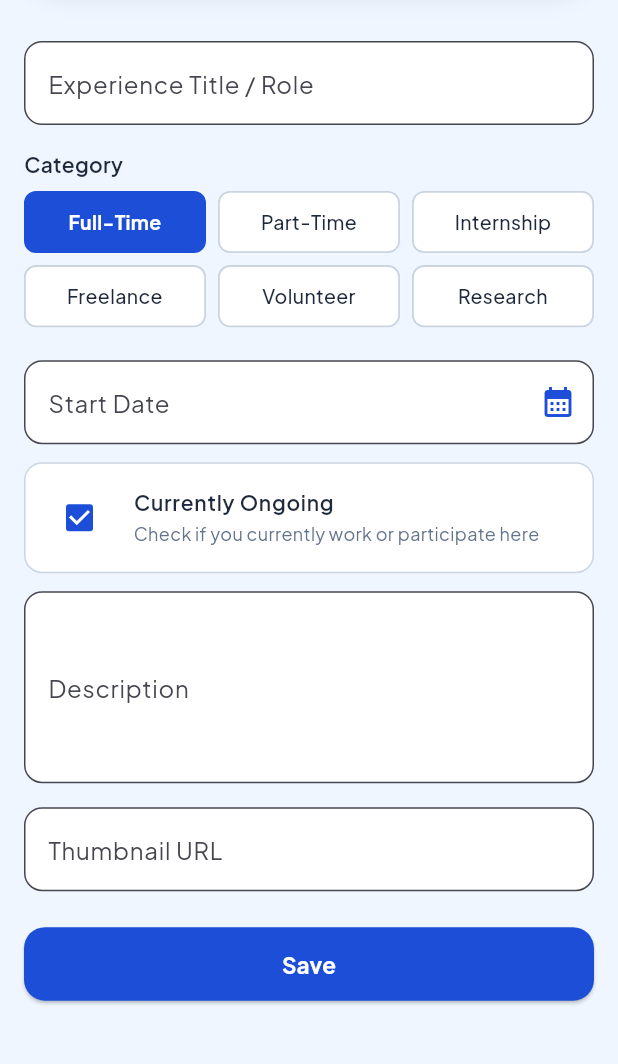
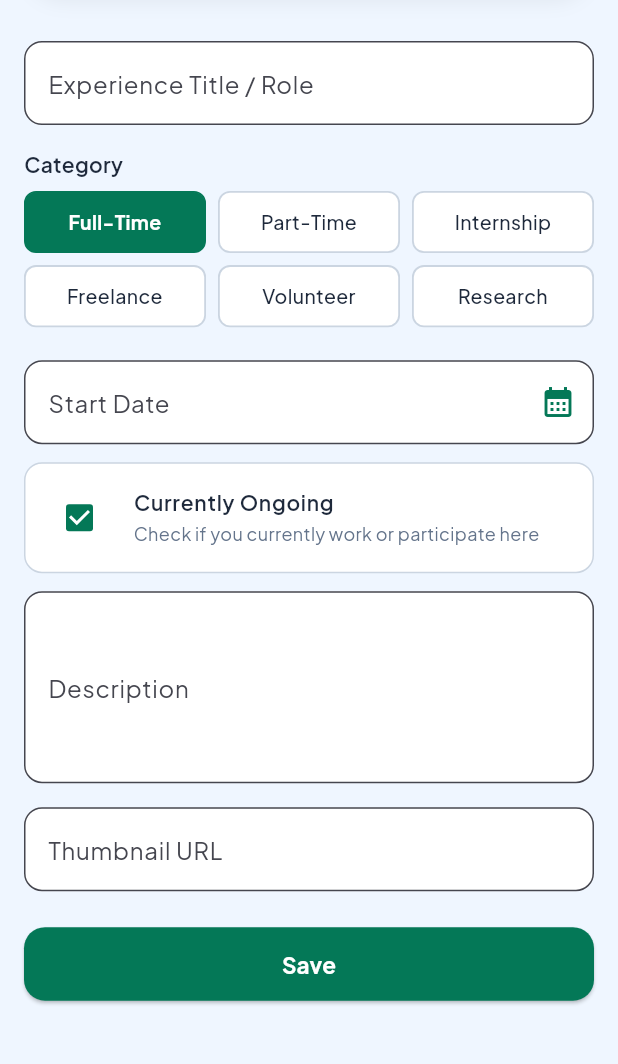
Before and after one commit to nurazizah56-dak/myportofolio_mobile, a Flutter app: the ExperienceFormPage screen opened by its route, on a phone screen of 412 x 824 dp, the part 100-1164 px from its top. Run offline on Flutter 3.47's test engine with Material 3 defaults, Android fonts, the phone set to English and light mode, and no system bars; our stand-ins replace go_router, google_fonts; generated files the repository leaves out were written again.

Commit message:
style(forms): harmonize education and experience form accents with module themes

```diff
--- a/lib/screens/education_form.dart
+++ b/lib/screens/education_form.dart
@@ -94,7 +94,7 @@ class _EducationFormPageState extends State<EducationFormPage> {
             ),
             title: const Row(
               children: [
-                Icon(Icons.check_circle, color: Color(0xFF38BDF8), size: 22),
+                Icon(Icons.check_circle, color: Color(0xFF1D4ED8), size: 22),
                 SizedBox(width: 8),
                 Flexible(
                   child: Text(
--- a/lib/screens/experience_form.dart
+++ b/lib/screens/experience_form.dart
@@ -110,7 +110,7 @@ class _ExperienceFormPageState extends State<ExperienceFormPage> {
             ),
             title: const Row(
               children: [
-                Icon(Icons.check_circle, color: Color(0xFF1D4ED8), size: 22),
+                Icon(Icons.check_circle, color: Color(0xFF047857), size: 22),
                 SizedBox(width: 8),
                 Flexible(
                   child: Text(
@@ -199,7 +199,7 @@ class _ExperienceFormPageState extends State<ExperienceFormPage> {
         return Theme(
           data: Theme.of(context).copyWith(
             colorScheme: const ColorScheme.light(
-              primary: Color(0xFF1D4ED8), // Royal Blue theme
+              primary: Color(0xFF047857), // Forest Emerald theme
               onPrimary: Colors.white,
               onSurface: Color(0xFF1E293B),
             ),
@@ -246,11 +246,11 @@ class _ExperienceFormPageState extends State<ExperienceFormPage> {
             padding: const EdgeInsets.symmetric(vertical: 10.0),
             alignment: Alignment.center,
             decoration: BoxDecoration(
-              color: isSelected ? const Color(0xFF1D4ED8) : Colors.white,
+              color: isSelected ? const Color(0xFF047857) : Colors.white,
               borderRadius: BorderRadius.circular(8.0),
               border: Border.all(
                 color: isSelected
-                    ? const Color(0xFF1D4ED8)
+                    ? const Color(0xFF047857)
                     : const Color(0xFFCBD5E1),
                 width: 1.2,
               ),
@@ -374,7 +374,7 @@ class _ExperienceFormPageState extends State<ExperienceFormPage> {
                       fillColor: Colors.white,
                       suffixIcon: IconButton(
                         icon: const Icon(Icons.calendar_month,
-                            color: Color(0xFF1D4ED8)),
+                            color: Color(0xFF047857)),
                         onPressed: () => _pickDate(isStart: true),
                       ),
                       border: OutlineInputBorder(
@@ -413,7 +413,7 @@ class _ExperienceFormPageState extends State<ExperienceFormPage> {
                           TextStyle(fontSize: 12.0, color: Color(0xFF64748B)),
                     ),
                     value: _isOngoing,
-                    activeColor: const Color(0xFF1D4ED8),
+                    activeColor: const Color(0xFF047857),
                     onChanged: (bool? value) {
                       setState(() {
                         _isOngoing = value ?? true;
@@ -442,7 +442,7 @@ class _ExperienceFormPageState extends State<ExperienceFormPage> {
                         fillColor: Colors.white,
                         suffixIcon: IconButton(
                           icon: const Icon(Icons.calendar_month,
-                              color: Color(0xFF1D4ED8)),
+                              color: Color(0xFF047857)),
                           onPressed: () => _pickDate(isStart: false),
                         ),
                         border: OutlineInputBorder(
@@ -537,7 +537,7 @@ class _ExperienceFormPageState extends State<ExperienceFormPage> {
                     child: ElevatedButton(
                       style: ElevatedButton.styleFrom(
                         backgroundColor:
-                            const Color(0xFF1D4ED8), // Royal Blue theme
+                            const Color(0xFF047857), // Forest Emerald theme
                         padding: const EdgeInsets.symmetric(vertical: 14.0),
                         shape: RoundedRectangleBorder(
                           borderRadius: BorderRadius.circular(14.0),
```
